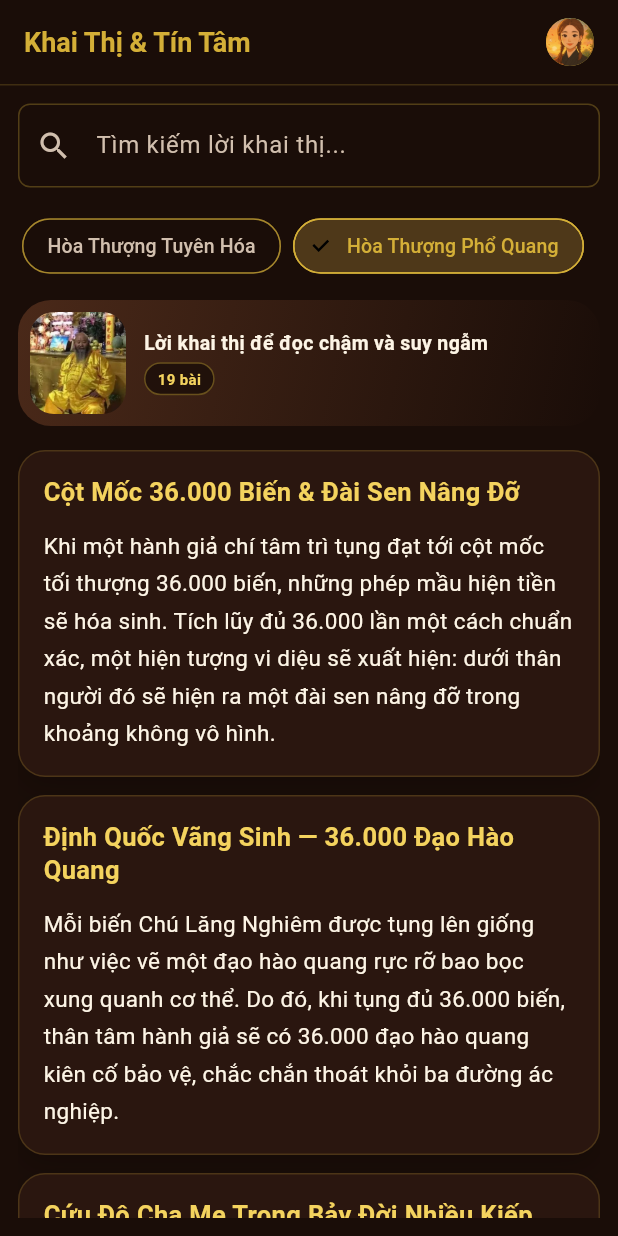
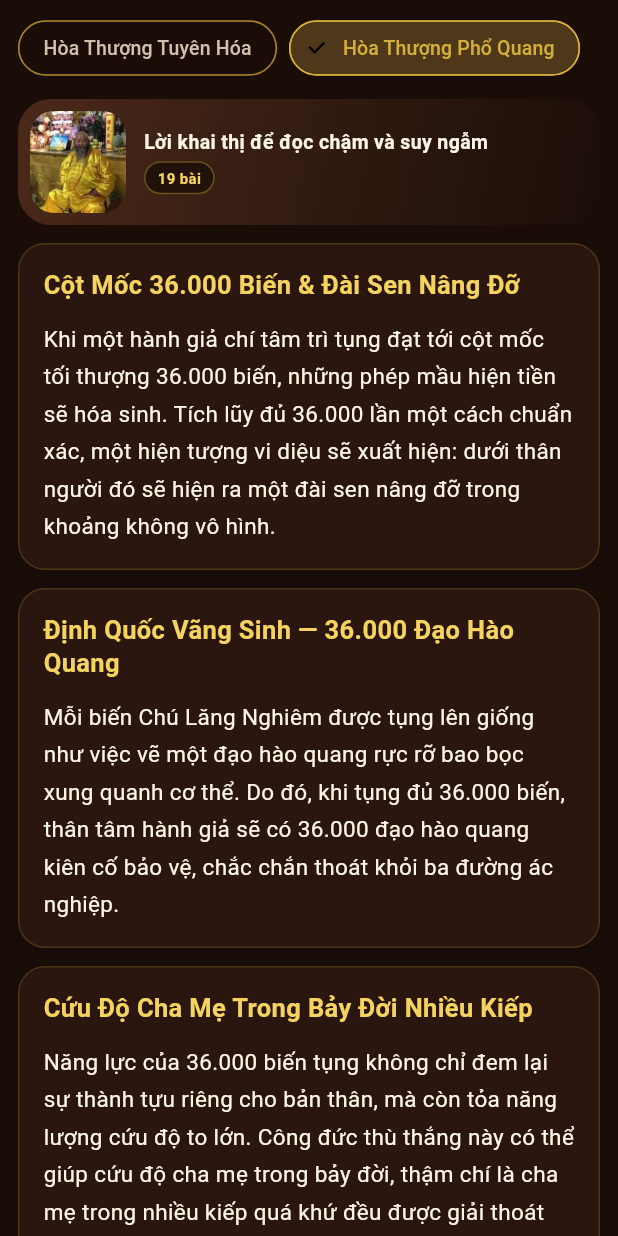
Before and after one commit to Kimanh2026/lang_nghiem_tam_canh, a Flutter app: the TeachingsScreen screen opened directly, after a tap on "Hòa Thượng Phổ Quang", on a phone screen of 412 x 824 dp. Run offline on Flutter 3.47's test engine with Material 3 defaults, Android fonts, the phone set to English and light mode, and no system bars; our stand-ins replace flutter_dotenv, flutter_local_notifications, google_generative_ai, shared_preferences; missing offline and left inert: vnlunar; accounts and stored records are empty.

Commit message:
Make teaching chrome scroll away

```diff
--- a/lib/screens/teachings_screen.dart
+++ b/lib/screens/teachings_screen.dart
@@ -9,7 +9,6 @@ class TeachingsScreen extends StatefulWidget {
 
 class _TeachingsScreenState extends State<TeachingsScreen> {
   int _selectedChipIndex = 0;
-  String _searchQuery = '';
 
   List<String> get _filters => ['Hòa Thượng Tuyên Hóa', 'Hòa Thượng Phổ Quang'];
 
@@ -441,21 +440,8 @@ Cuối cùng tôi nói cho các bạn biết: Cái lợi ích lớn nhất của
 
   List<Map<String, String>> get _filteredTeachings {
     return _allTeachings.where((teaching) {
-      // 1. Check Search Query
-      final matchesSearch =
-          _searchQuery.isEmpty ||
-          teaching['title']!.toLowerCase().contains(
-            _searchQuery.toLowerCase(),
-          ) ||
-          teaching['preview']!.toLowerCase().contains(
-            _searchQuery.toLowerCase(),
-          );
-
-      // 2. Check Chip Filter
       final currentFilter = _filters[_selectedChipIndex];
-      final matchesFilter = teaching['meta']! == currentFilter;
-
-      return matchesSearch && matchesFilter;
+      return teaching['meta']! == currentFilter;
     }).toList();
   }
 
@@ -563,95 +549,32 @@ Cuối cùng tôi nói cho các bạn biết: Cái lợi ích lớn nhất của
     final isPhone = MediaQuery.sizeOf(context).width < 600;
 
     return Scaffold(
-      appBar: AppBar(
-        automaticallyImplyLeading: false,
-        title: const Text(
-          'Khai Thị & Tín Tâm',
-          style: TextStyle(
-            color: Color(0xFFD4AF37),
-            fontWeight: FontWeight.bold,
-            fontSize: 18,
+      body: CustomScrollView(
+        key: const Key('teachings-scroll'),
+        slivers: [
+          SliverPadding(
+            padding: EdgeInsets.fromLTRB(
+              isPhone ? 12 : 20,
+              isPhone ? 8 : 16,
+              isPhone ? 12 : 20,
+              0,
             ),
-        ),
-        backgroundColor: const Color(0xFF1A0D08),
-        elevation: 0,
-        actions: [
-          Padding(
-            padding: const EdgeInsets.only(right: 16.0),
-            child: Row(
+            sliver: SliverToBoxAdapter(
+              child: Column(
+                crossAxisAlignment: CrossAxisAlignment.start,
                 children: [
-                if (!isPhone)
-                  const Text(
-                    'Liên Hoa Hóa Sanh',
-                    style: TextStyle(
-                      color: Color(0xFFD4AF37),
-                      fontWeight: FontWeight.bold,
-                      fontSize: 14,
-                    ),
-                  ),
-                if (!isPhone) const SizedBox(width: 8),
-                const CircleAvatar(
-                  radius: 16,
-                  backgroundImage: AssetImage('assets/images/avatar.jpg'),
-                  backgroundColor: Color(0xFFD4AF37),
-                ),
-              ],
-            ),
-          ),
-        ],
-        bottom: PreferredSize(
-          preferredSize: const Size.fromHeight(1.0),
-          child: Container(color: const Color(0x33D4AF37), height: 1.0),
-        ),
-      ),
-      body: Padding(
-        padding: EdgeInsets.all(isPhone ? 12 : 20),
-        child: Column(
-          children: [
-            // Search Bar
-            TextField(
-              onChanged: (value) {
-                setState(() {
-                  _searchQuery = value;
-                });
-              },
-              decoration: InputDecoration(
-                hintText: 'Tìm kiếm lời khai thị...',
-                hintStyle: const TextStyle(color: Color(0xFFD1BFAE)),
-                filled: true,
-                fillColor: const Color(0xFF1A0D08),
-                border: OutlineInputBorder(
-                  borderRadius: BorderRadius.circular(8.0),
-                  borderSide: const BorderSide(color: Color(0x4DD4AF37)),
-                ),
-                enabledBorder: OutlineInputBorder(
-                  borderRadius: BorderRadius.circular(8.0),
-                  borderSide: const BorderSide(color: Color(0x4DD4AF37)),
-                ),
-                focusedBorder: OutlineInputBorder(
-                  borderRadius: BorderRadius.circular(8.0),
-                  borderSide: const BorderSide(color: Color(0xFFD4AF37)),
-                ),
-                prefixIcon: const Icon(Icons.search, color: Color(0xFFD1BFAE)),
-              ),
-            ),
-            const SizedBox(height: 15),
-
-            // Filters
                   SingleChildScrollView(
                     scrollDirection: Axis.horizontal,
                     child: Row(
                       children: List.generate(_filters.length, (index) {
                         return Padding(
-                    padding: const EdgeInsets.only(right: 8.0),
+                          padding: const EdgeInsets.only(right: 8),
                           child: ChoiceChip(
                             label: Text(_filters[index]),
                             selected: _selectedChipIndex == index,
-                      onSelected: (bool selected) {
+                            onSelected: (selected) {
                               if (selected) {
-                          setState(() {
-                            _selectedChipIndex = index;
-                          });
+                                setState(() => _selectedChipIndex = index);
                               }
                             },
                             backgroundColor: const Color(0xFF1A0D08),
@@ -675,27 +598,27 @@ Cuối cùng tôi nói cho các bạn biết: Cái lợi ích lớn nhất của
                       }),
                     ),
                   ),
+                  const SizedBox(height: 10),
+                  _buildTeacherHero(filteredList.length, isPhone),
                   const SizedBox(height: 12),
-            _buildTeacherHero(filteredList.length, isPhone),
-            const SizedBox(height: 16),
-
-            // Teaching List
-            Expanded(
-              child: filteredList.isEmpty
-                  ? const Center(
-                      child: Text(
-                        'Không tìm thấy lời khai thị nào.',
-                        style: TextStyle(color: Color(0xFFD1BFAE)),
+                ],
               ),
-                    )
-                  : ListView.separated(
-                      padding: const EdgeInsets.only(bottom: 20),
+            ),
+          ),
+          SliverPadding(
+            padding: EdgeInsets.fromLTRB(
+              isPhone ? 12 : 20,
+              0,
+              isPhone ? 12 : 20,
+              24,
+            ),
+            sliver: SliverList.separated(
               itemCount: filteredList.length,
-                      separatorBuilder: (context, index) =>
-                          const SizedBox(height: 12),
+              separatorBuilder: (_, _) => const SizedBox(height: 12),
               itemBuilder: (context, index) {
                 final item = filteredList[index];
                 return Container(
+                  key: ValueKey('teaching-${item['title']}'),
                   padding: EdgeInsets.all(isPhone ? 16 : 22),
                   decoration: BoxDecoration(
                     color: const Color(0xFF2A160F),
@@ -738,7 +661,6 @@ Cuối cùng tôi nói cho các bạn biết: Cái lợi ích lớn nhất của
           ),
         ],
       ),
-      ),
     );
   }
 }
--- a/pubspec.yaml
+++ b/pubspec.yaml
@@ -16,7 +16,7 @@ publish_to: 'none' # Remove this line if you wish to publish to pub.dev
 # https://developer.apple.com/library/archive/documentation/General/Reference/InfoPlistKeyReference/Articles/CoreFoundationKeys.html
 # In Windows, build-name is used as the major, minor, and patch parts
 # of the product and file versions while build-number is used as the build suffix.
-version: 1.3.2+5
+version: 1.3.3+6
 
 environment:
   sdk: ^3.12.0
```
Also changed, not shown: 8 other files. Lines whose indentation alone changed are shown as unchanged.
